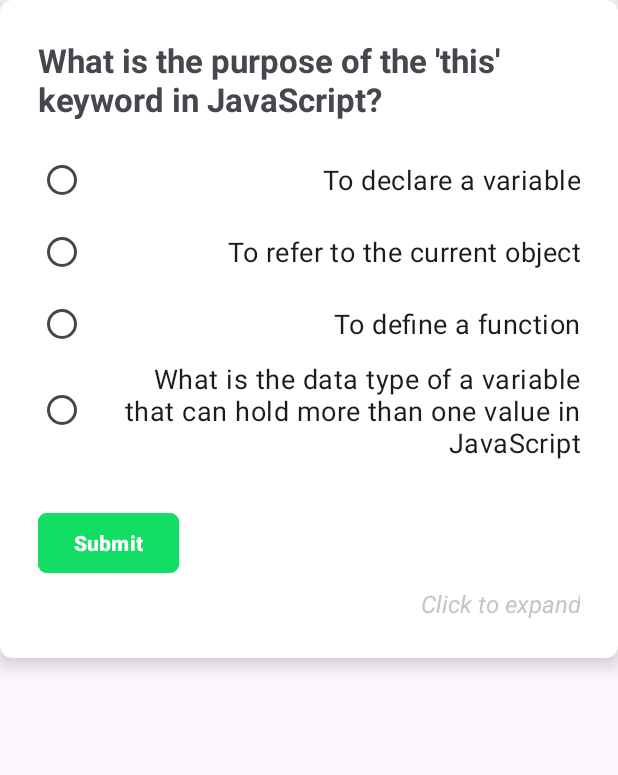
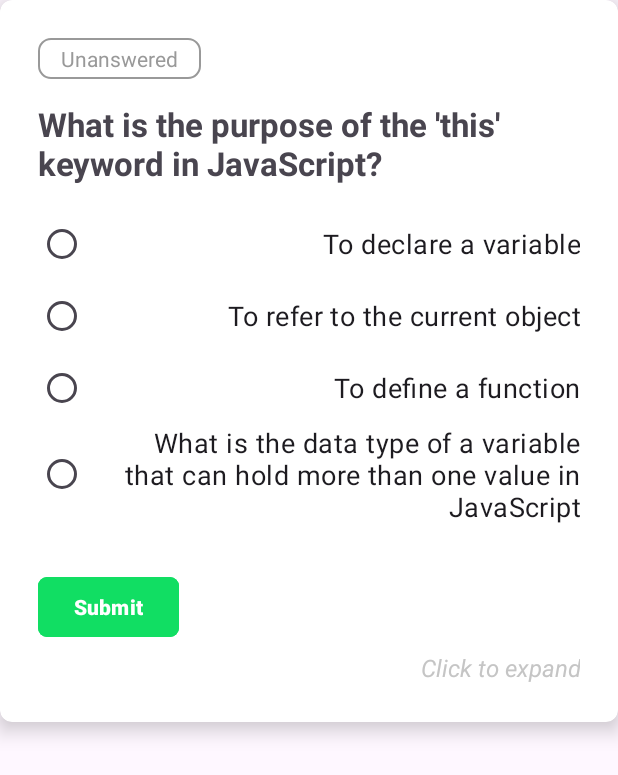
Before and after one commit to b0ink/10.1-PersonalizedLearningExperienceApp, an Android app: the layout quiz_question_fragment.xml on its own in the app's theme, with its tools: preview values and no code run, on a phone screen of 412 x 824 dp. Shown: the top 775 px of the screen. Run offline under Robolectric (Android 15) with nearby library versions, the phone set to English and light mode, and no system bars.

Commit message:
Add indicator to show question has been answered

```diff
--- /dev/null
+++ b/app/src/main/res/drawable/question_status_background_unanswered.xml
@@ -0,0 +1,8 @@
+<shape xmlns:android="http://schemas.android.com/apk/res/android"
+    android:shape="rectangle">
+    <solid android:color="#FFFFFF" />
+    <stroke
+        android:width="1dp"
+        android:color="#999999" />
+    <corners android:radius="8dp" />
+</shape>
--- a/app/src/main/res/layout/quiz_question_fragment.xml
+++ b/app/src/main/res/layout/quiz_question_fragment.xml
@@ -17,10 +17,29 @@
 
         <!-- Task Description -->
 
+        <!-- Priority Pill -->
+
+        <TextView
+            android:id="@+id/tvQuestionStatus"
+            android:layout_width="wrap_content"
+            android:layout_height="wrap_content"
+            android:layout_alignParentStart="true"
+            android:layout_marginBottom="15dp"
+            android:background="@drawable/question_status_background_unanswered"
+            android:minWidth="100dp"
+            android:paddingStart="15dp"
+            android:paddingTop="4dp"
+            android:paddingEnd="15dp"
+            android:paddingBottom="4dp"
+            android:text="Unanswered"
+            android:textAlignment="center"
+            android:textColor="#999999" />
+
         <TextView
             android:id="@+id/tvQuestion"
             android:layout_width="match_parent"
             android:layout_height="wrap_content"
+            android:layout_below="@id/tvQuestionStatus"
             android:text="What is the purpose of the 'this' keyword in JavaScript?"
             android:textSize="22sp"
             android:textStyle="bold" />
```
Also changed, not shown: app/src/main/java/com/example/personalizedlearningexperience/QuizQuestionAdapter.java (+21 -0 lines), app/src/main/res/drawable/question_status_background_answered.xml (added, +8 -0 lines).
